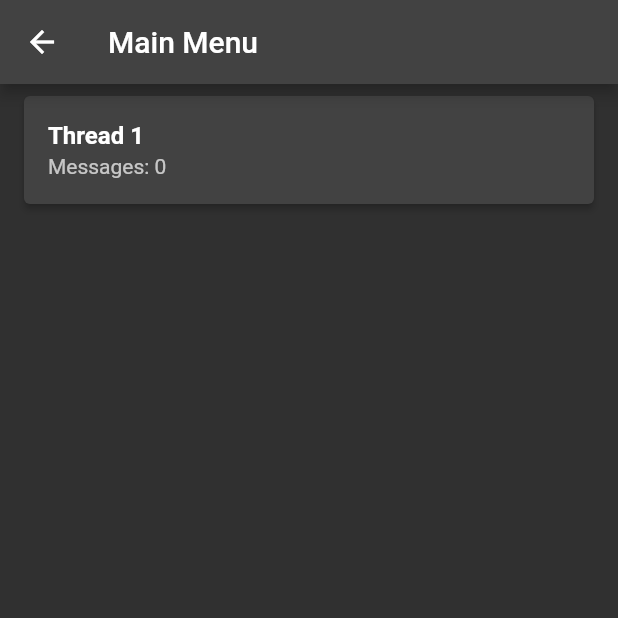
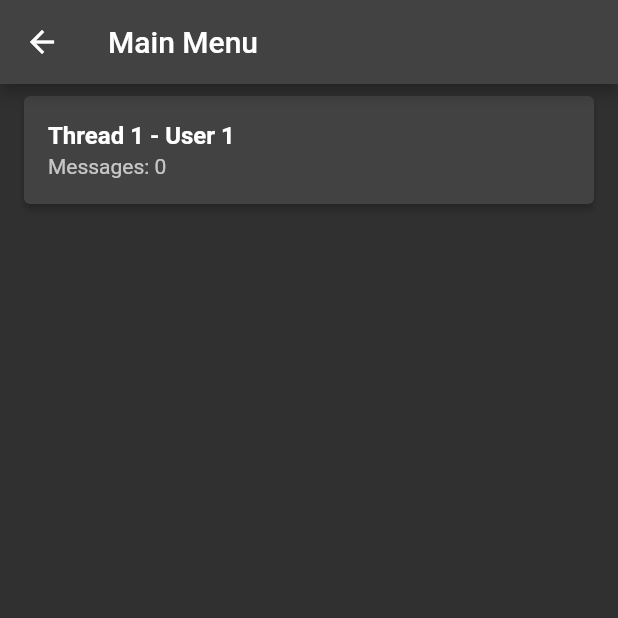
Before and after one commit to Crisiroid/Os_final, a Flutter app: the MainMenuPage screen opened directly, after a tap on the "add" icon, on a phone screen of 412 x 824 dp, the top half of it. Run offline on Flutter 3.47's test engine with Material 2 defaults, Android fonts, the phone set to English and light mode, and no system bars.

Commit message:
new functionality added

```diff
--- a/chatbot_chatgpt/lib/chat_gpt.dart
+++ b/chatbot_chatgpt/lib/chat_gpt.dart
@@ -13,7 +13,7 @@ class _ChatGptPageState extends State<ChatGptPage> {
 
   Future<String> getChatbotResponse(String message) async {
     String apiUrl = 'https://api.openai.com/v1/chat/completions';
-    String apiKey = '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';
+    String apiKey = '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';
 
     Map<String, dynamic> requestBody = {
       'messages': [
--- a/chatbot_chatgpt/lib/main_menu.dart
+++ b/chatbot_chatgpt/lib/main_menu.dart
@@ -1,6 +1,16 @@
 import 'package:flutter/material.dart';
+import 'chat_page.dart';
 
-import 'chat_page.dart';
+class ChatThread {
+  final int threadNumber;
+  final List<String> chatMessages;
+  final String user;
+
+  ChatThread(
+      {required this.threadNumber,
+      required this.chatMessages,
+      required this.user});
+}
 
 class MainMenuPage extends StatefulWidget {
   @override
@@ -14,7 +24,10 @@ class _MainMenuPageState extends State<MainMenuPage> {
   void createNewThread() {
     setState(() {
       threadCount++;
-      chatThreads.add(ChatThread(threadNumber: threadCount, chatMessages: []));
+      chatThreads.add(ChatThread(
+          threadNumber: threadCount,
+          chatMessages: [],
+          user: 'User $threadCount'));
     });
   }
 
@@ -29,6 +42,7 @@ class _MainMenuPageState extends State<MainMenuPage> {
       context,
       MaterialPageRoute(
         builder: (context) => ChatPage(
+          chatThreads: chatThreads,
           chatThread: chatThread,
           onClose: () => closeThread(chatThread.threadNumber),
         ),
@@ -51,7 +65,7 @@ class _MainMenuPageState extends State<MainMenuPage> {
             margin: EdgeInsets.symmetric(horizontal: 16, vertical: 8),
             child: ListTile(
               title: Text(
-                'Thread ${chatThread.threadNumber}',
+                'Thread ${chatThread.threadNumber} - ${chatThread.user}',
                 style: TextStyle(fontWeight: FontWeight.bold),
               ),
               subtitle: Text('Messages: ${chatThread.chatMessages.length}'),
@@ -67,3 +81,13 @@ class _MainMenuPageState extends State<MainMenuPage> {
     );
   }
 }
+
+void main() {
+  runApp(MaterialApp(
+    title: 'Chat App',
+    theme: ThemeData(
+      primarySwatch: Colors.blue,
+    ),
+    home: MainMenuPage(),
+  ));
+}
```
Also changed, not shown: chatbot_chatgpt/lib/chat_page.dart (+29 -11 lines), 1 other file.
